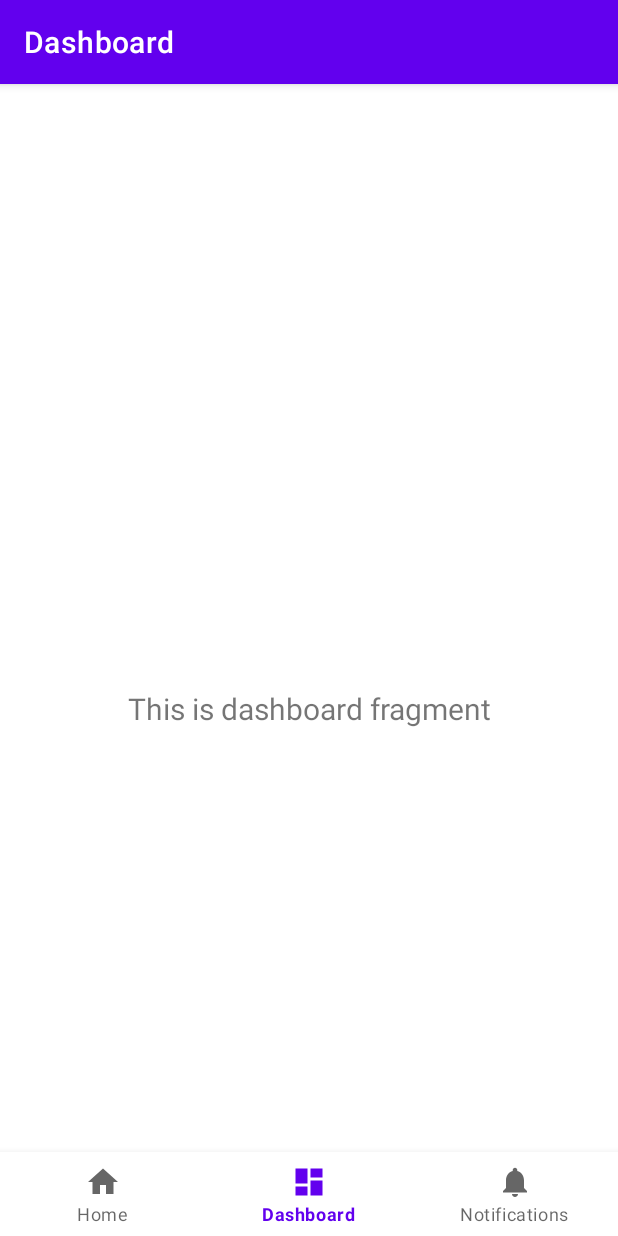
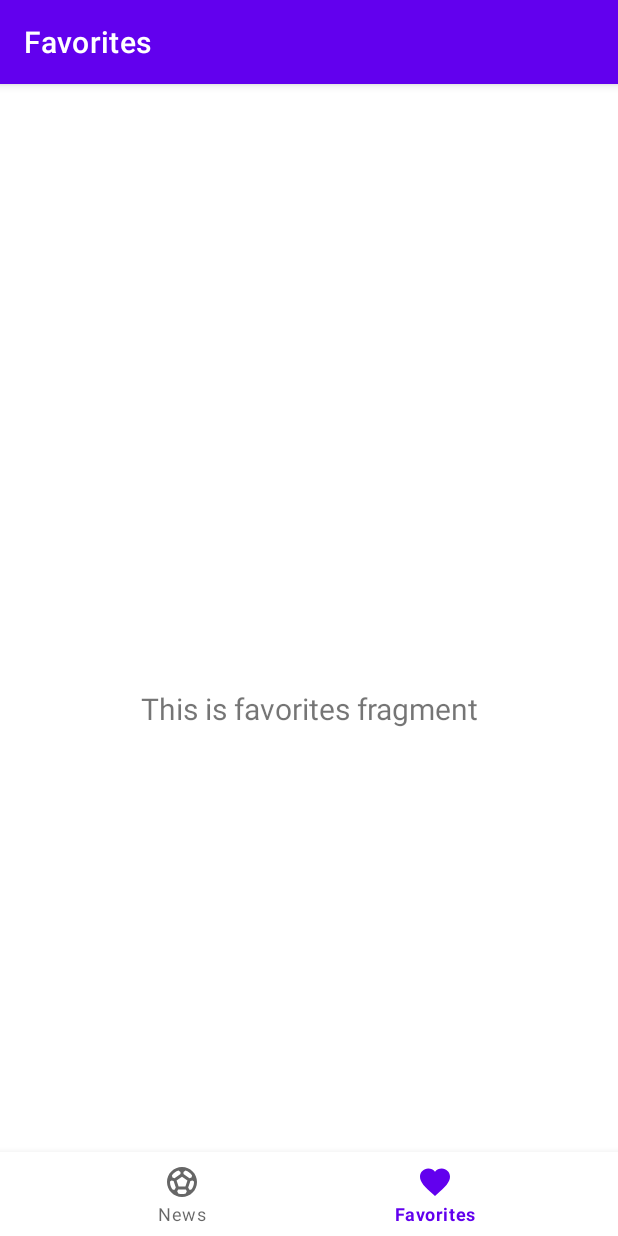
Before and after one commit to volneineves/soccer-news-app, an Android app: the FavoritesFragment screen opened through its navigation route, item 2 of the bottom bar chosen, on a phone screen of 412 x 824 dp. Run offline under Robolectric (Android 15) with nearby library versions, the phone set to English and light mode, and no system bars; our stand-ins replace navigation-ui.

Commit message:
Refatorando Bottom Navigation

```diff
--- a/app/src/main/java/com/volnei/soccernews/MainActivity.java
+++ b/app/src/main/java/com/volnei/soccernews/MainActivity.java
@@ -1,8 +1,6 @@
 package com.volnei.soccernews;
 
 import android.os.Bundle;
-
-import com.google.android.material.bottomnavigation.BottomNavigationView;
 
 import androidx.appcompat.app.AppCompatActivity;
 import androidx.navigation.NavController;
@@ -23,12 +21,7 @@ public class MainActivity extends AppCompatActivity {
         binding = ActivityMainBinding.inflate(getLayoutInflater());
         setContentView(binding.getRoot());
 
-        BottomNavigationView navView = findViewById(R.id.nav_view);
-        // Passing each menu ID as a set of Ids because each
-        // menu should be considered as top level destinations.
-        AppBarConfiguration appBarConfiguration = new AppBarConfiguration.Builder(
-                R.id.navigation_home, R.id.navigation_dashboard, R.id.navigation_notifications)
-                .build();
+        AppBarConfiguration appBarConfiguration = new AppBarConfiguration.Builder(R.id.navigation_news, R.id.navigation_favorites).build();
         NavController navController = Navigation.findNavController(this, R.id.nav_host_fragment_activity_main);
         NavigationUI.setupActionBarWithNavController(this, navController, appBarConfiguration);
         NavigationUI.setupWithNavController(binding.navView, navController);
--- a/app/src/main/java/com/volnei/soccernews/ui/dashboard/DashboardFragment.java
+++ /dev/null
@@ -1,37 +0,0 @@
-package com.volnei.soccernews.ui.dashboard;
-
-import android.os.Bundle;
-import android.view.LayoutInflater;
-import android.view.View;
-import android.view.ViewGroup;
-import android.widget.TextView;
-
-import androidx.annotation.NonNull;
-import androidx.fragment.app.Fragment;
-import androidx.lifecycle.ViewModelProvider;
-
-import com.volnei.soccernews.databinding.FragmentDashboardBinding;
-
-public class DashboardFragment extends Fragment {
-
-    private FragmentDashboardBinding binding;
-
-    public View onCreateView(@NonNull LayoutInflater inflater,
-                             ViewGroup container, Bundle savedInstanceState) {
-        DashboardViewModel dashboardViewModel =
-                new ViewModelProvider(this).get(DashboardViewModel.class);
-
-        binding = FragmentDashboardBinding.inflate(inflater, container, false);
-        View root = binding.getRoot();
-
-        final TextView textView = binding.textDashboard;
-        dashboardViewModel.getText().observe(getViewLifecycleOwner(), textView::setText);
-        return root;
-    }
-
-    @Override
-    public void onDestroyView() {
-        super.onDestroyView();
-        binding = null;
-    }
-}
--- a/app/src/main/java/com/volnei/soccernews/ui/dashboard/DashboardViewModel.java
+++ /dev/null
@@ -1,19 +0,0 @@
-package com.volnei.soccernews.ui.dashboard;
-
-import androidx.lifecycle.LiveData;
-import androidx.lifecycle.MutableLiveData;
-import androidx.lifecycle.ViewModel;
-
-public class DashboardViewModel extends ViewModel {
-
-    private final MutableLiveData<String> mText;
-
-    public DashboardViewModel() {
-        mText = new MutableLiveData<>();
-        mText.setValue("This is dashboard fragment");
-    }
-
-    public LiveData<String> getText() {
-        return mText;
-    }
-}
--- a/app/src/main/java/com/volnei/soccernews/ui/notifications/NotificationsFragment.java
+++ b/app/src/main/java/com/volnei/soccernews/ui/dashboard/FavoritesFragment.java
@@ -1,4 +1,4 @@
-package com.volnei.soccernews.ui.notifications;
+package com.volnei.soccernews.ui.dashboard;
 
 import android.os.Bundle;
 import android.view.LayoutInflater;
@@ -10,22 +10,20 @@ import androidx.annotation.NonNull;
 import androidx.fragment.app.Fragment;
 import androidx.lifecycle.ViewModelProvider;
 
-import com.volnei.soccernews.databinding.FragmentNotificationsBinding;
+import com.volnei.soccernews.databinding.FragmentFavoritesBinding;
 
-public class NotificationsFragment extends Fragment {
+public class FavoritesFragment extends Fragment {
 
-    private FragmentNotificationsBinding binding;
+    private FragmentFavoritesBinding binding;
 
     public View onCreateView(@NonNull LayoutInflater inflater,
                              ViewGroup container, Bundle savedInstanceState) {
-        NotificationsViewModel notificationsViewModel =
-                new ViewModelProvider(this).get(NotificationsViewModel.class);
+        FavoritesViewModel favoritesViewModel = new ViewModelProvider(this).get(FavoritesViewModel.class);
 
-        binding = FragmentNotificationsBinding.inflate(inflater, container, false);
+        binding = FragmentFavoritesBinding.inflate(inflater, container, false);
         View root = binding.getRoot();
 
-        final TextView textView = binding.textNotifications;
-        notificationsViewModel.getText().observe(getViewLifecycleOwner(), textView::setText);
+        favoritesViewModel.getText().observe(getViewLifecycleOwner(), binding.textFavorites::setText);
         return root;
     }
 
--- a/app/src/main/java/com/volnei/soccernews/ui/home/HomeViewModel.java
+++ b/app/src/main/java/com/volnei/soccernews/ui/dashboard/FavoritesViewModel.java
@@ -1,16 +1,16 @@
-package com.volnei.soccernews.ui.home;
+package com.volnei.soccernews.ui.dashboard;
 
 import androidx.lifecycle.LiveData;
 import androidx.lifecycle.MutableLiveData;
 import androidx.lifecycle.ViewModel;
 
-public class HomeViewModel extends ViewModel {
+public class FavoritesViewModel extends ViewModel {
 
     private final MutableLiveData<String> mText;
 
-    public HomeViewModel() {
+    public FavoritesViewModel() {
         mText = new MutableLiveData<>();
-        mText.setValue("This is home fragment");
+        mText.setValue("This is favorites fragment");
     }
 
     public LiveData<String> getText() {
--- a/app/src/main/java/com/volnei/soccernews/ui/home/HomeFragment.java
+++ b/app/src/main/java/com/volnei/soccernews/ui/home/NewsFragment.java
@@ -10,22 +10,22 @@ import androidx.annotation.NonNull;
 import androidx.fragment.app.Fragment;
 import androidx.lifecycle.ViewModelProvider;
 
-import com.volnei.soccernews.databinding.FragmentHomeBinding;
+import com.volnei.soccernews.databinding.FragmentNewsBinding;
 
-public class HomeFragment extends Fragment {
+public class NewsFragment extends Fragment {
 
-    private FragmentHomeBinding binding;
+    private FragmentNewsBinding binding;
 
     public View onCreateView(@NonNull LayoutInflater inflater,
                              ViewGroup container, Bundle savedInstanceState) {
-        HomeViewModel homeViewModel =
-                new ViewModelProvider(this).get(HomeViewModel.class);
+        NewsViewModel newsViewModel =
+                new ViewModelProvider(this).get(NewsViewModel.class);
 
-        binding = FragmentHomeBinding.inflate(inflater, container, false);
+        binding = FragmentNewsBinding.inflate(inflater, container, false);
         View root = binding.getRoot();
 
-        final TextView textView = binding.textHome;
-        homeViewModel.getText().observe(getViewLifecycleOwner(), textView::setText);
+        final TextView textView = binding.textNews;
+        newsViewModel.getText().observe(getViewLifecycleOwner(), textView::setText);
         return root;
     }
 
--- a/app/src/main/java/com/volnei/soccernews/ui/notifications/NotificationsViewModel.java
+++ b/app/src/main/java/com/volnei/soccernews/ui/home/NewsViewModel.java
@@ -1,16 +1,16 @@
-package com.volnei.soccernews.ui.notifications;
+package com.volnei.soccernews.ui.home;
 
 import androidx.lifecycle.LiveData;
 import androidx.lifecycle.MutableLiveData;
 import androidx.lifecycle.ViewModel;
 
-public class NotificationsViewModel extends ViewModel {
+public class NewsViewModel extends ViewModel {
 
     private final MutableLiveData<String> mText;
 
-    public NotificationsViewModel() {
+    public NewsViewModel() {
         mText = new MutableLiveData<>();
-        mText.setValue("This is notifications fragment");
+        mText.setValue("This is news fragment");
     }
 
     public LiveData<String> getText() {
--- a/app/src/main/res/drawable/ic_dashboard_black_24dp.xml
+++ /dev/null
@@ -1,9 +0,0 @@
-<vector xmlns:android="http://schemas.android.com/apk/res/android"
-    android:width="24dp"
-    android:height="24dp"
-    android:viewportWidth="24.0"
-    android:viewportHeight="24.0">
-    <path
-        android:fillColor="#FF000000"
-        android:pathData="M3,13h8L11,3L3,3v10zM3,21h8v-6L3,15v6zM13,21h8L21,11h-8v10zM13,3v6h8L21,3h-8z" />
-</vector>
--- /dev/null
+++ b/app/src/main/res/drawable/ic_favorite.xml
@@ -0,0 +1,5 @@
+<vector android:height="24dp" android:tint="#000000"
+    android:viewportHeight="24" android:viewportWidth="24"
+    android:width="24dp" xmlns:android="http://schemas.android.com/apk/res/android">
+    <path android:fillColor="@android:color/white" android:pathData="M12,21.35l-1.45,-1.32C5.4,15.36 2,12.28 2,8.5 2,5.42 4.42,3 7.5,3c1.74,0 3.41,0.81 4.5,2.09C13.09,3.81 14.76,3 16.5,3 19.58,3 22,5.42 22,8.5c0,3.78 -3.4,6.86 -8.55,11.54L12,21.35z"/>
+</vector>
--- a/app/src/main/res/drawable/ic_home_black_24dp.xml
+++ /dev/null
@@ -1,9 +0,0 @@
-<vector xmlns:android="http://schemas.android.com/apk/res/android"
-    android:width="24dp"
-    android:height="24dp"
-    android:viewportWidth="24.0"
-    android:viewportHeight="24.0">
-    <path
-        android:fillColor="#FF000000"
-        android:pathData="M10,20v-6h4v6h5v-8h3L12,3 2,12h3v8z" />
-</vector>
--- a/app/src/main/res/drawable/ic_notifications_black_24dp.xml
+++ /dev/null
@@ -1,9 +0,0 @@
-<vector xmlns:android="http://schemas.android.com/apk/res/android"
-    android:width="24dp"
-    android:height="24dp"
-    android:viewportWidth="24.0"
-    android:viewportHeight="24.0">
-    <path
-        android:fillColor="#FF000000"
-        android:pathData="M12,22c1.1,0 2,-0.9 2,-2h-4c0,1.1 0.89,2 2,2zM18,16v-5c0,-3.07 -1.64,-5.64 -4.5,-6.32L13.5,4c0,-0.83 -0.67,-1.5 -1.5,-1.5s-1.5,0.67 -1.5,1.5v0.68C7.63,5.36 6,7.92 6,11v5l-2,2v1h16v-1l-2,-2z" />
-</vector>
--- /dev/null
+++ b/app/src/main/res/drawable/ic_soccer.xml
@@ -0,0 +1,5 @@
+<vector android:height="24dp" android:tint="#000000"
+    android:viewportHeight="24" android:viewportWidth="24"
+    android:width="24dp" xmlns:android="http://schemas.android.com/apk/res/android">
+    <path android:fillColor="@android:color/white" android:pathData="M12,2C6.48,2 2,6.48 2,12c0,5.52 4.48,10 10,10s10,-4.48 10,-10C22,6.48 17.52,2 12,2zM13,5.3l1.35,-0.95c1.82,0.56 3.37,1.76 4.38,3.34l-0.39,1.34l-1.35,0.46L13,6.7V5.3zM9.65,4.35L11,5.3v1.4L7.01,9.49L5.66,9.03L5.27,7.69C6.28,6.12 7.83,4.92 9.65,4.35zM7.08,17.11l-1.14,0.1C4.73,15.81 4,13.99 4,12c0,-0.12 0.01,-0.23 0.02,-0.35l1,-0.73L6.4,11.4l1.46,4.34L7.08,17.11zM14.5,19.59C13.71,19.85 12.87,20 12,20s-1.71,-0.15 -2.5,-0.41l-0.69,-1.49L9.45,17h5.11l0.64,1.11L14.5,19.59zM14.27,15H9.73l-1.35,-4.02L12,8.44l3.63,2.54L14.27,15zM18.06,17.21l-1.14,-0.1l-0.79,-1.37l1.46,-4.34l1.39,-0.47l1,0.73C19.99,11.77 20,11.88 20,12C20,13.99 19.27,15.81 18.06,17.21z"/>
+</vector>
--- a/app/src/main/res/layout/fragment_notifications.xml
+++ b/app/src/main/res/layout/fragment_favorites.xml
@@ -4,10 +4,10 @@
     xmlns:tools="http://schemas.android.com/tools"
     android:layout_width="match_parent"
     android:layout_height="match_parent"
-    tools:context=".ui.notifications.NotificationsFragment">
+    tools:context=".ui.dashboard.FavoritesFragment">
 
     <TextView
-        android:id="@+id/text_notifications"
+        android:id="@+id/text_favorites"
         android:layout_width="match_parent"
         android:layout_height="wrap_content"
         android:layout_marginStart="8dp"
--- a/app/src/main/res/layout/fragment_home.xml
+++ /dev/null
@@ -1,22 +0,0 @@
-<?xml version="1.0" encoding="utf-8"?>
-<androidx.constraintlayout.widget.ConstraintLayout xmlns:android="http://schemas.android.com/apk/res/android"
-    xmlns:app="http://schemas.android.com/apk/res-auto"
-    xmlns:tools="http://schemas.android.com/tools"
-    android:layout_width="match_parent"
-    android:layout_height="match_parent"
-    tools:context=".ui.home.HomeFragment">
-
-    <TextView
-        android:id="@+id/text_home"
-        android:layout_width="match_parent"
-        android:layout_height="wrap_content"
-        android:layout_marginStart="8dp"
-        android:layout_marginTop="8dp"
-        android:layout_marginEnd="8dp"
-        android:textAlignment="center"
-        android:textSize="20sp"
-        app:layout_constraintBottom_toBottomOf="parent"
-        app:layout_constraintEnd_toEndOf="parent"
-        app:layout_constraintStart_toStartOf="parent"
-        app:layout_constraintTop_toTopOf="parent" />
-</androidx.constraintlayout.widget.ConstraintLayout>
--- a/app/src/main/res/layout/fragment_dashboard.xml
+++ b/app/src/main/res/layout/fragment_news.xml
@@ -4,10 +4,10 @@
     xmlns:tools="http://schemas.android.com/tools"
     android:layout_width="match_parent"
     android:layout_height="match_parent"
-    tools:context=".ui.dashboard.DashboardFragment">
+    tools:context=".ui.home.NewsFragment">
 
     <TextView
-        android:id="@+id/text_dashboard"
+        android:id="@+id/text_news"
         android:layout_width="match_parent"
         android:layout_height="wrap_content"
         android:layout_marginStart="8dp"
--- a/app/src/main/res/menu/bottom_nav_menu.xml
+++ b/app/src/main/res/menu/bottom_nav_menu.xml
@@ -2,18 +2,13 @@
 <menu xmlns:android="http://schemas.android.com/apk/res/android">
 
     <item
-        android:id="@+id/navigation_home"
-        android:icon="@drawable/ic_home_black_24dp"
-        android:title="@string/title_home" />
+        android:id="@+id/navigation_news"
+        android:icon="@drawable/ic_soccer"
+        android:title="@string/title_news" />
 
     <item
-        android:id="@+id/navigation_dashboard"
-        android:icon="@drawable/ic_dashboard_black_24dp"
-        android:title="@string/title_dashboard" />
-
-    <item
-        android:id="@+id/navigation_notifications"
-        android:icon="@drawable/ic_notifications_black_24dp"
-        android:title="@string/title_notifications" />
+        android:id="@+id/navigation_favorites"
+        android:icon="@drawable/ic_favorite"
+        android:title="@string/title_favorites" />
 
 </menu>
--- a/app/src/main/res/navigation/mobile_navigation.xml
+++ b/app/src/main/res/navigation/mobile_navigation.xml
@@ -3,23 +3,17 @@
     xmlns:app="http://schemas.android.com/apk/res-auto"
     xmlns:tools="http://schemas.android.com/tools"
     android:id="@+id/mobile_navigation"
-    app:startDestination="@+id/navigation_home">
+    app:startDestination="@+id/navigation_news">
 
     <fragment
-        android:id="@+id/navigation_home"
-        android:name="com.volnei.soccernews.ui.home.HomeFragment"
-        android:label="@string/title_home"
-        tools:layout="@layout/fragment_home" />
+        android:id="@+id/navigation_news"
+        android:name="com.volnei.soccernews.ui.home.NewsFragment"
+        android:label="@string/title_news"
+        tools:layout="@layout/fragment_news" />
 
     <fragment
-        android:id="@+id/navigation_dashboard"
-        android:name="com.volnei.soccernews.ui.dashboard.DashboardFragment"
-        android:label="@string/title_dashboard"
-        tools:layout="@layout/fragment_dashboard" />
-
-    <fragment
-        android:id="@+id/navigation_notifications"
-        android:name="com.volnei.soccernews.ui.notifications.NotificationsFragment"
-        android:label="@string/title_notifications"
-        tools:layout="@layout/fragment_notifications" />
+        android:id="@+id/navigation_favorites"
+        android:name="com.volnei.soccernews.ui.dashboard.FavoritesFragment"
+        android:label="@string/title_favorites"
+        tools:layout="@layout/fragment_favorites" />
 </navigation>
--- a/app/src/main/res/values/strings.xml
+++ b/app/src/main/res/values/strings.xml
@@ -1,6 +1,5 @@
 <resources>
     <string name="app_name">Soccer News</string>
-    <string name="title_home">Home</string>
-    <string name="title_dashboard">Dashboard</string>
-    <string name="title_notifications">Notifications</string>
+    <string name="title_news">News</string>
+    <string name="title_favorites">Favorites</string>
 </resources>
```
